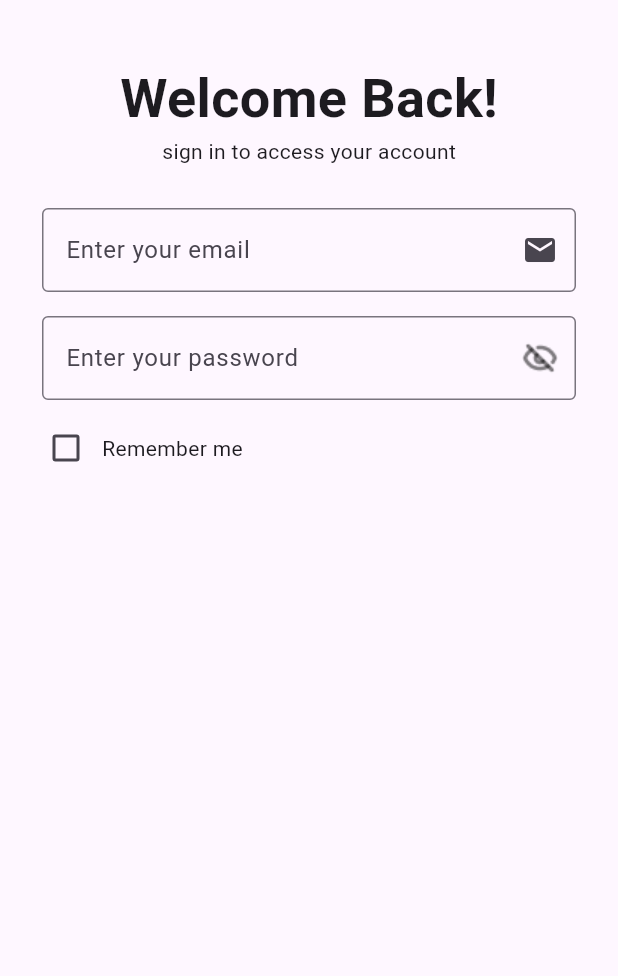
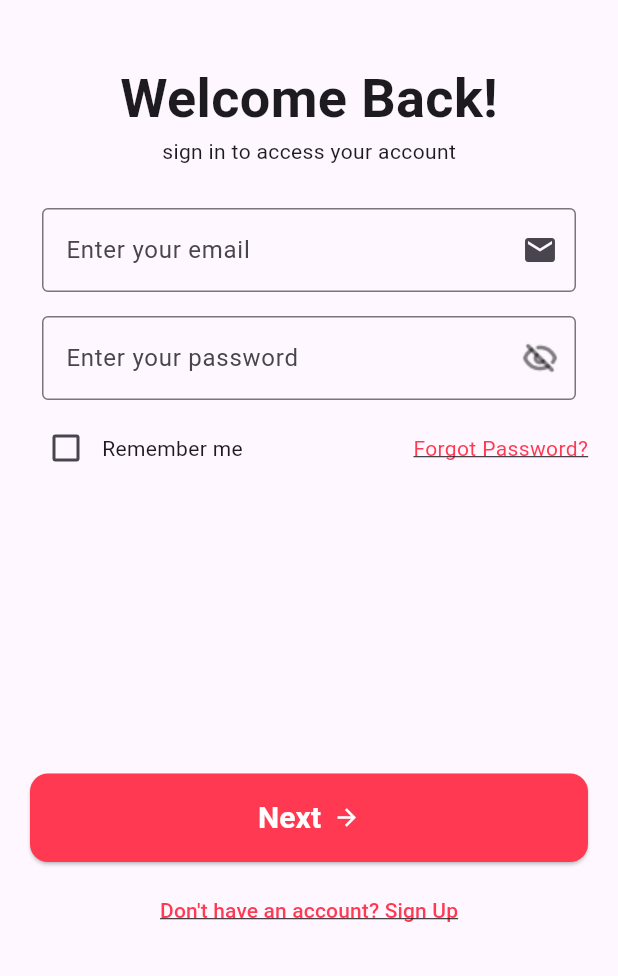
Before and after one commit to marrooov/travello, a Flutter app: the screen it shows after launch, on a phone screen of 412 x 824 dp, the part 260-1236 px from its top. Run offline on Flutter 3.47's test engine with Material 3 defaults, Android fonts, the phone set to English and light mode, and no system bars.

Commit message:
completing check box , forget password , next , singup button

```diff
--- a/lib/login_screen.dart
+++ b/lib/login_screen.dart
@@ -62,12 +62,72 @@ class _LoginScreenState extends State<LoginScreen> {
                     onChanged: (value) {},
                   ),
                   Text('Remember me'),
+                   const Spacer(),
+                   GestureDetector(
+                    onTap: () {
+                      // Handle forgot password
+                    },
+                    child: Text(
+                      'Forgot Password?',
+                      style: TextStyle(
+                        color: Color(0xFFFF3951),
+                        decoration: TextDecoration.underline,
+                      ),
+                    ),
+                    )
                 ],
-                )
+                ),
               ],
             ),
           ),
       ),
+      bottomNavigationBar:
+      Padding(
+        padding: EdgeInsets.all(20.0),
+        child: Column(
+          mainAxisSize: MainAxisSize.min,
+          children: [
+            ElevatedButton(
+              onPressed: () {},
+              style: ElevatedButton.styleFrom(
+                backgroundColor: Color(0xFFFF3951),
+                padding: EdgeInsets.symmetric(vertical: 15),
+                shape: RoundedRectangleBorder(
+                  borderRadius: BorderRadius.circular(12),
+                ),
+              ),
+              child: Row(
+                mainAxisAlignment: MainAxisAlignment.center,
+                children: [
+                  Text(
+                    'Next',
+                    style: TextStyle(
+                      fontSize: 20,
+                      fontWeight: FontWeight.w600,
+                      color: Color(0xFFFFFFFF),
+                    ),
+                  ),
+                  SizedBox(width: 8),
+                  Icon(Icons.arrow_forward, color: Colors.white),
+                ],
+              ),
+            ),
+            SizedBox(height: 8),
+            TextButton(
+              onPressed: () {
+                // Handle sign up
+              },
+              child: Text(
+                'Don\'t have an account? Sign Up',
+                style: TextStyle(
+                  color: Color(0xFFFF3951),
+                  decoration: TextDecoration.underline,
+                ),
+              ),
+            ),
+          ],
+        ),
+      )
     );
   }
 }
```
